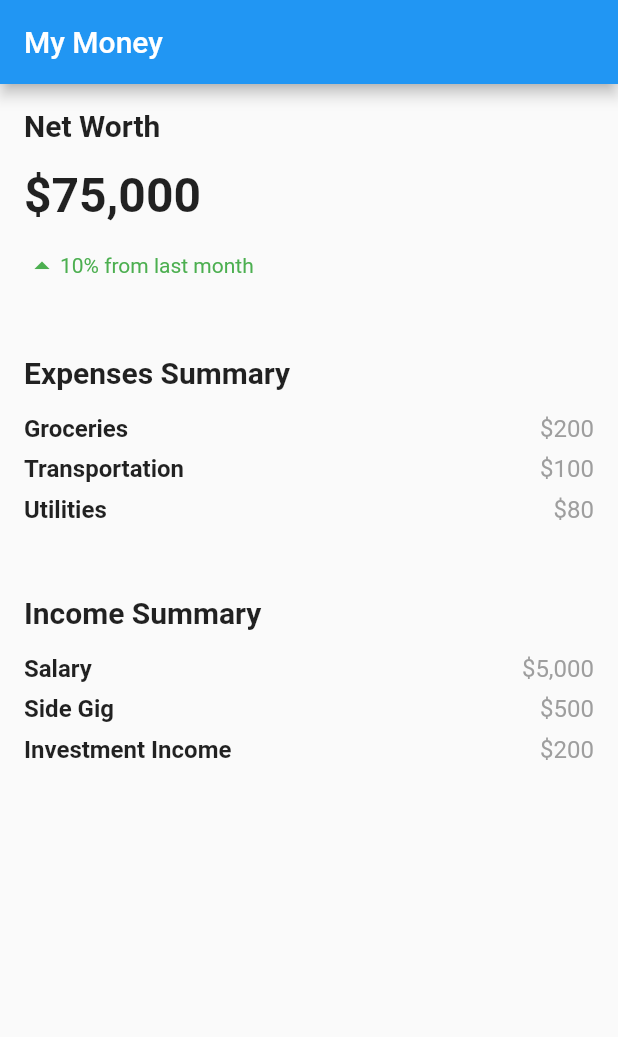
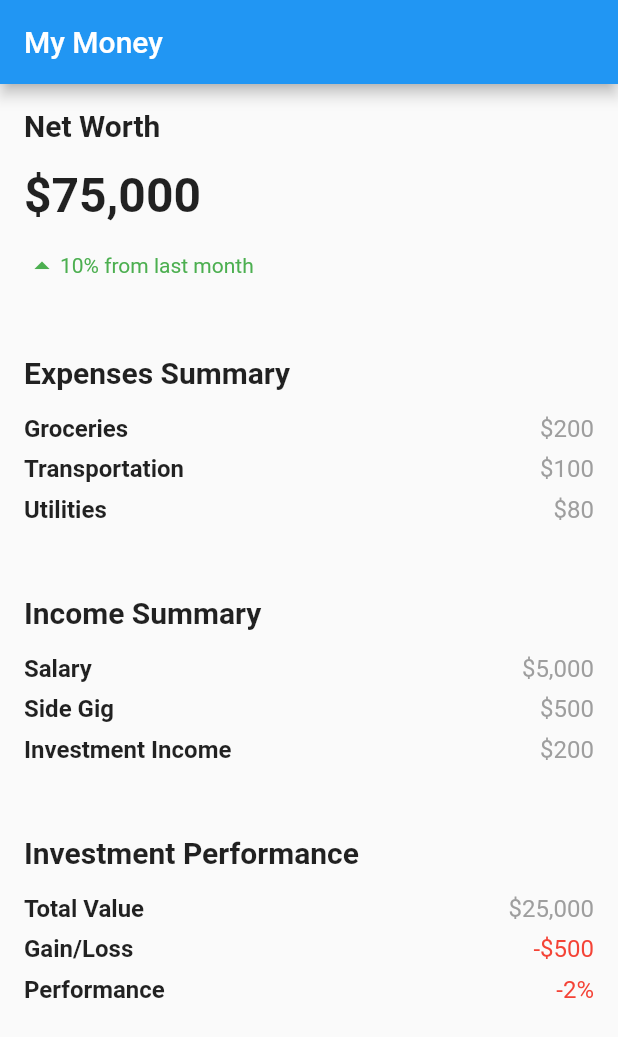
Before and after one commit to psvehla/digital_banking, a Flutter app: the screen it shows after launch, on a phone screen of 412 x 824 dp. Shown: the top 1037 px of the screen. Run offline on Flutter 3.47's test engine with Material 2 defaults, Android fonts, the phone set to English and light mode, and no system bars.

Commit message:
Added InvestmentPerformance
 As generated by ChatGPT. Mostly.

```diff
--- a/lib/dashboard.dart
+++ b/lib/dashboard.dart
@@ -1,5 +1,6 @@
 import 'package:digital_banking/expensesummary.dart';
 import 'package:digital_banking/incomesummary.dart';
+import 'package:digital_banking/investmentperformance.dart';
 import 'package:digital_banking/networth.dart';
 import 'package:flutter/material.dart';
 
@@ -31,16 +32,6 @@ class Dashboard extends StatelessWidget {
   }
 }
 
-class InvestmentPerformance extends StatelessWidget {
-  const InvestmentPerformance({super.key});
-
-  @override
-  Widget build(BuildContext context) {
-    // TODO: Implement InvestmentPerformance widget UI.
-    return Container();
-  }
-}
-
 class FinancialGoals extends StatelessWidget {
   const FinancialGoals({super.key});
 
--- /dev/null
+++ b/lib/investmentperformance.dart
@@ -0,0 +1,84 @@
+import 'package:flutter/material.dart';
+
+class InvestmentPerformance extends StatelessWidget {
+  const InvestmentPerformance({super.key});
+
+  @override
+  Widget build(BuildContext context) {
+    return Container(
+      padding: EdgeInsets.all(16),
+      child: Column(
+        crossAxisAlignment: CrossAxisAlignment.start,
+        children: [
+          Text(
+            'Investment Performance',
+            style: TextStyle(
+              fontSize: 20,
+              fontWeight: FontWeight.bold,
+            ),
+          ),
+          SizedBox(height: 16),
+          Row(
+            mainAxisAlignment: MainAxisAlignment.spaceBetween,
+            children: [
+              Text(
+                'Total Value',
+                style: TextStyle(
+                  fontSize: 16,
+                  fontWeight: FontWeight.bold,
+                ),
+              ),
+              Text(
+                '\$25,000',
+                style: TextStyle(
+                  fontSize: 16,
+                  color: Colors.grey,
+                ),
+              ),
+            ],
+          ),
+          SizedBox(height: 8),
+          Row(
+            mainAxisAlignment: MainAxisAlignment.spaceBetween,
+            children: [
+              Text(
+                'Gain/Loss',
+                style: TextStyle(
+                  fontSize: 16,
+                  fontWeight: FontWeight.bold,
+                ),
+              ),
+              Text(
+                '-\$500',
+                style: TextStyle(
+                  fontSize: 16,
+                  color: Colors.red,
+                ),
+              ),
+            ],
+          ),
+          SizedBox(height: 8),
+          Row(
+            mainAxisAlignment: MainAxisAlignment.spaceBetween,
+            children: [
+              Text(
+                'Performance',
+                style: TextStyle(
+                  fontSize: 16,
+                  fontWeight: FontWeight.bold,
+                ),
+              ),
+              Text(
+                '-2%',
+                style: TextStyle(
+                  fontSize: 16,
+                  color: Colors.red,
+                ),
+              ),
+            ],
+          ),
+        ],
+      ),
+    );
+  }
+}
```
